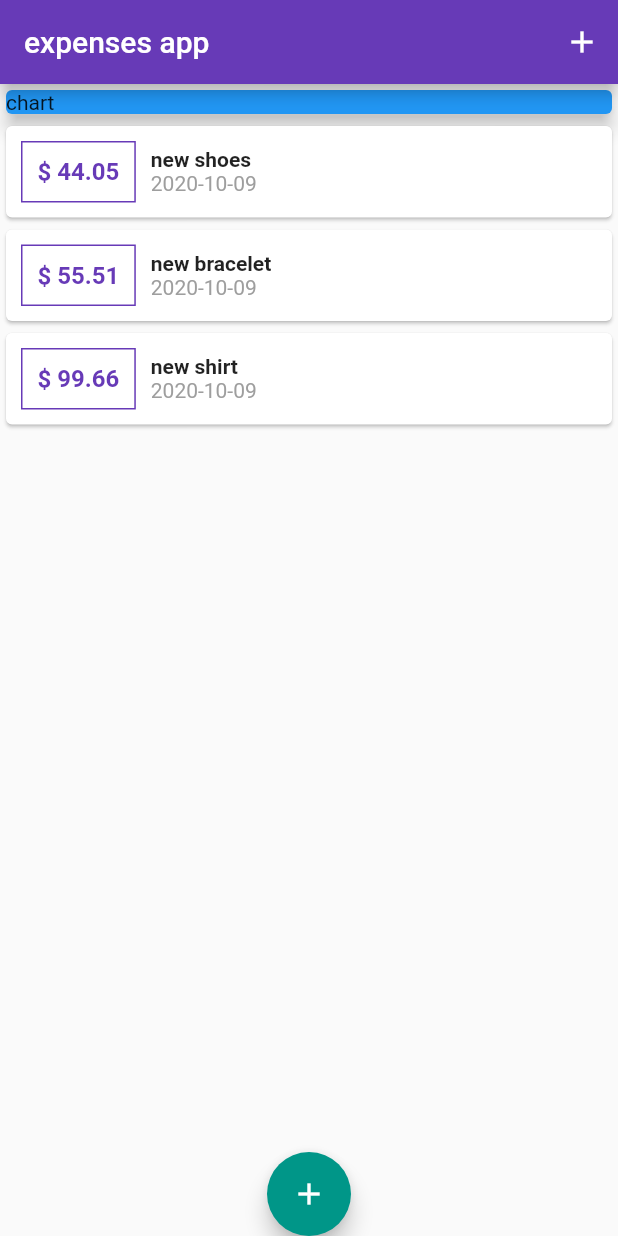
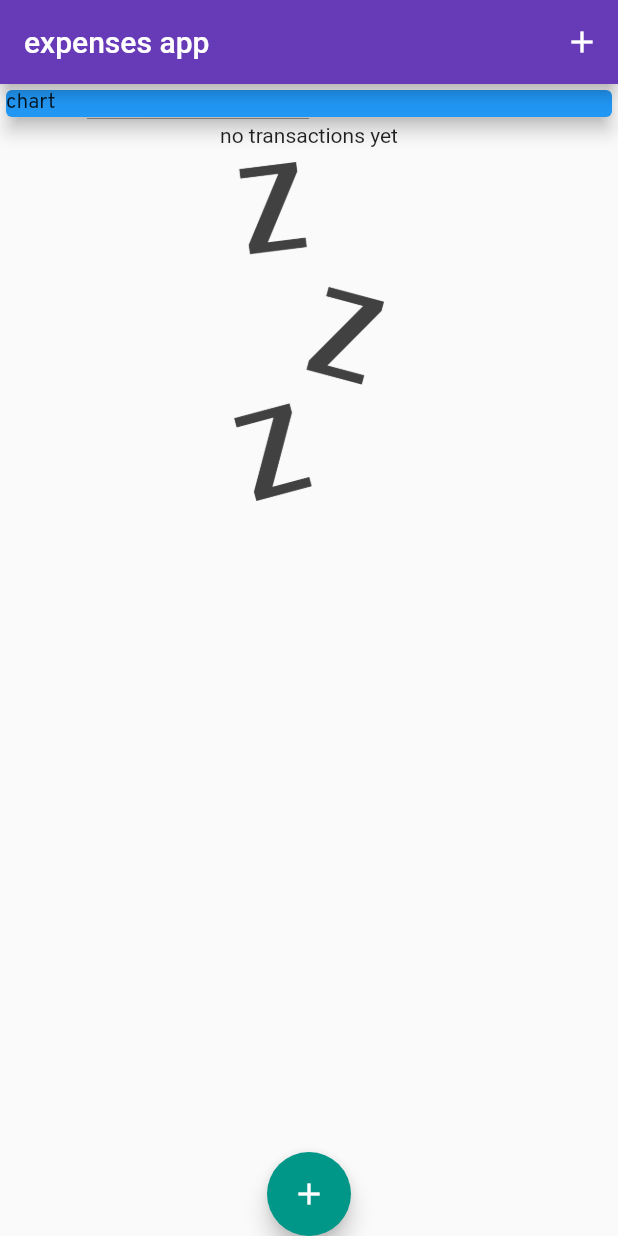
Before and after one commit to amanyGh/expenses-app, a Flutter app: the screen it shows after launch, on a phone screen of 412 x 824 dp. Run offline on Flutter 3.47's test engine with Material 2 defaults, Android fonts, the phone set to English and light mode, and no system bars.

Commit message:
add waiting image

```diff
--- a/lib/main.dart
+++ b/lib/main.dart
@@ -27,12 +27,12 @@ class MyHomePage extends StatefulWidget {
 
 class _MyHomePageState extends State<MyHomePage> {
  final List<Transaction> _userTransactions = [
-    Transaction(
-        id: 't1', title: 'new shoes', price: 44.05, date: DateTime.now()),
-    Transaction(
-        id: 't1', title: 'new bracelet', price: 55.51, date: DateTime.now()),
-    Transaction(
-        id: 't2', title: 'new shirt', price: 99.66, date: DateTime.now()),
+    // Transaction(
+    //     id: 't1', title: 'new shoes', price: 44.05, date: DateTime.now()),
+    // Transaction(
+    //     id: 't1', title: 'new bracelet', price: 55.51, date: DateTime.now()),
+    // Transaction(
+    //     id: 't2', title: 'new shirt', price: 99.66, date: DateTime.now()),
   ];
 
   void addNewTransaction(txTitle,txPrice){
@@ -74,7 +74,7 @@ class _MyHomePageState extends State<MyHomePage> {
             Container(
               width: double.infinity,
               child:
-                  Card(color: Colors.blue, elevation: 5, child: Text('chart')),
+                  Card(color: Colors.blue, elevation: 5, child: Text('chart',style: TextStyle(fontFamily: 'Overpass'),)),
             ),
             TransactionList(_userTransactions),
           ],
--- a/lib/widgets/transaction_list.dart
+++ b/lib/widgets/transaction_list.dart
@@ -10,7 +10,11 @@ class TransactionList extends StatelessWidget {
   Widget build(BuildContext context) {
    return Container(
      height: 300,
-     child: ListView.builder(
+     child:transactions.isEmpty? Column(children: [
+       Text('no transactions yet'),
+       SizedBox(height: 10,),
+       Image.asset('assets/images/waiting.png',width: 100,),
+     ],): ListView.builder(
        itemBuilder: (ctx,index){
          return Card(
                     child: Row(
```
Also changed, not shown: pubspec.yaml (+14 -14 lines), assets/fonts/Overpass-Bold.ttf (added), assets/fonts/Overpass-Italic.ttf (added), assets/fonts/Overpass-Regular.ttf (added), assets/fonts/SansitaSwashed-Bold.ttf (added), assets/fonts/SansitaSwashed-Regular.ttf (added), assets/images/waiting.png (added).
